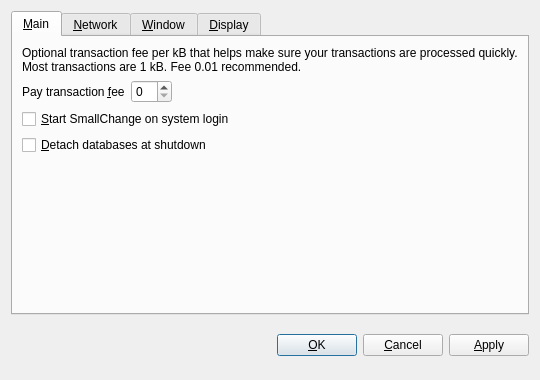
This is src/qt/forms/optionsdialog.ui in sheilapimpampum/creativechain as Qt 5 draws it before an edit. The edited form follows.
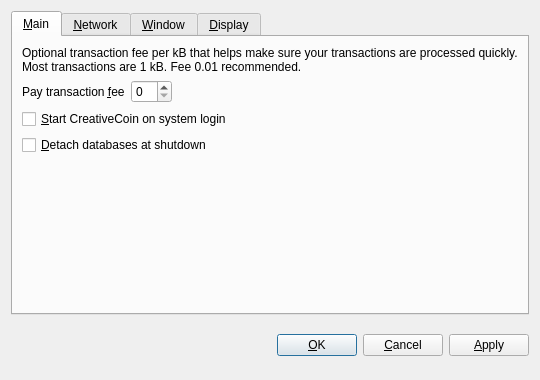
This is the edited form. The open tabs and pages were chosen to show the change. Custom widgets are drawn as their Qt base class.

The edit to the form file:
```diff
--- a/src/qt/forms/optionsdialog.ui
+++ b/src/qt/forms/optionsdialog.ui
@@ -82,7 +82,7 @@
           <string>Automatically start SmallChange after logging in to the system.</string>
          </property>
          <property name="text">
-          <string>&amp;Start SmallChange on system login</string>
+          <string>&amp;Start CreativeCoin on system login</string>
          </property>
         </widget>
        </item>
```
Left out of the diff: 10 changed lines with no effect on the pictures.
